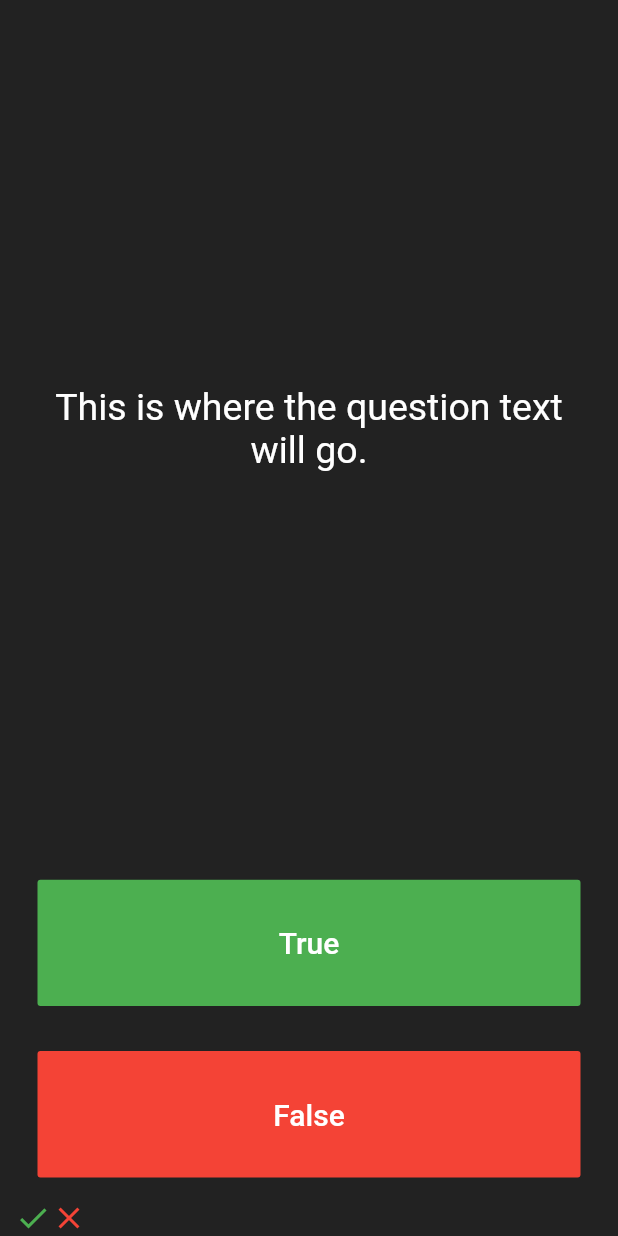
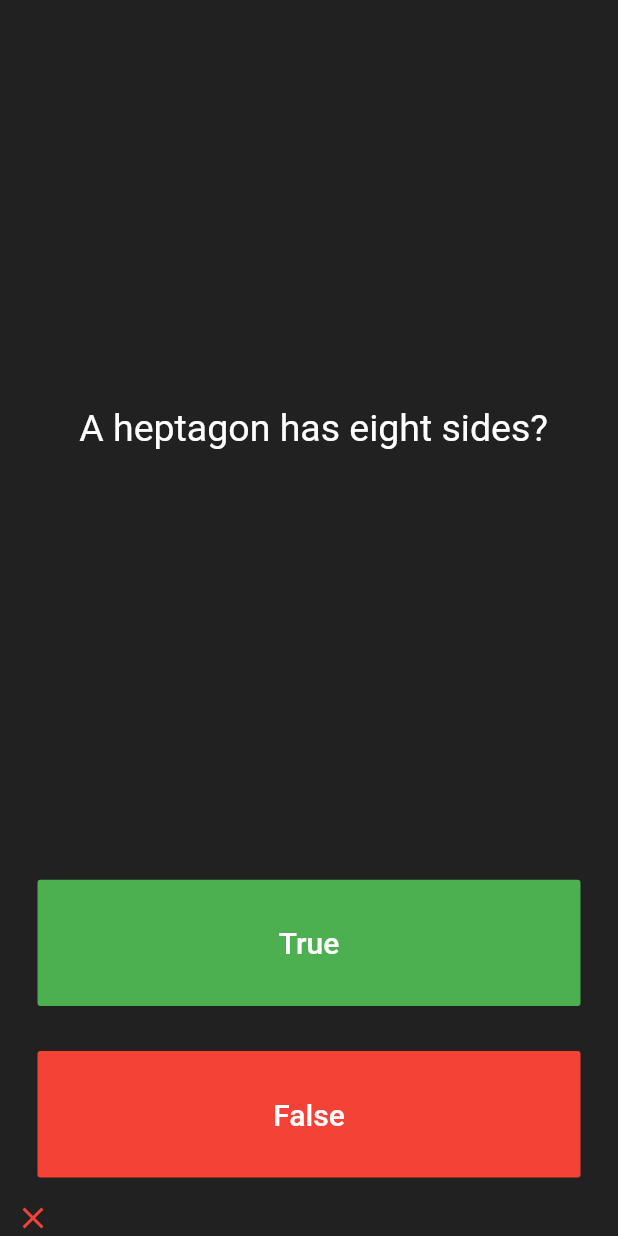
Before and after one commit to mehmetalidemir/quizApp, a Flutter app: the screen it shows after launch, after a tap on "True", on a phone screen of 412 x 824 dp. Run offline on Flutter 3.47's test engine with Material 2 defaults, Android fonts, the phone set to English and light mode, and no system bars; our stand-ins replace rflutter_alert.

Commit message:
added questions

```diff
--- a/lib/main.dart
+++ b/lib/main.dart
@@ -1,17 +1,18 @@
 import 'package:flutter/material.dart';
+import 'package:rflutter_alert/rflutter_alert.dart';
 
-void main() {
-  runApp(MyApp());
-}
+import 'quiz_brain.dart';
+
+QuizBrain quizBrain = QuizBrain();
+
+void main() => runApp(MyApp());
 
 class MyApp extends StatelessWidget {
-  // This widget is the root of your application.
   @override
   Widget build(BuildContext context) {
     return MaterialApp(
-      debugShowCheckedModeBanner: false,
       home: Scaffold(
-        backgroundColor: Colors.black87,
+        backgroundColor: Colors.grey.shade900,
         body: SafeArea(
           child: Padding(
             padding: EdgeInsets.symmetric(horizontal: 10.0),
@@ -29,19 +30,52 @@ class QuizPage extends StatefulWidget {
 }
 
 class _QuizPageState extends State<QuizPage> {
+  List<Icon> scoreKeeper = [];
+
+  void checkAnswer(bool userPickedAnswer) {
+    bool correctAnswer = quizBrain.getCorrectAnswer();
+
+    setState(() {
+      if (quizBrain.isFinished() == true) {
+        Alert(
+          context: context,
+          title: 'Finished!',
+          desc: 'You\'ve reached the end of the quiz.',
+        ).show();
+
+        quizBrain.reset();
+
+        scoreKeeper = [];
+      } else {
+        if (userPickedAnswer == correctAnswer) {
+          scoreKeeper.add(Icon(
+            Icons.check,
+            color: Colors.green,
+          ));
+        } else {
+          scoreKeeper.add(Icon(
+            Icons.close,
+            color: Colors.red,
+          ));
+        }
+        quizBrain.nextQuestion();
+      }
+    });
+  }
+
   @override
   Widget build(BuildContext context) {
     return Column(
       mainAxisAlignment: MainAxisAlignment.spaceBetween,
       crossAxisAlignment: CrossAxisAlignment.stretch,
-      children: [
+      children: <Widget>[
         Expanded(
           flex: 5,
           child: Padding(
             padding: EdgeInsets.all(10.0),
             child: Center(
               child: Text(
-                'This is where the question text will go.',
+                quizBrain.getQuestionText(),
                 textAlign: TextAlign.center,
                 style: TextStyle(
                   fontSize: 25.0,
@@ -66,6 +100,7 @@ class _QuizPageState extends State<QuizPage> {
               ),
               onPressed: () {
                 //The user picked true.
+                checkAnswer(true);
               },
             ),
           ),
@@ -84,21 +119,13 @@ class _QuizPageState extends State<QuizPage> {
               ),
               onPressed: () {
                 //The user picked false.
+                checkAnswer(false);
               },
             ),
           ),
         ),
         Row(
-          children: [
-            Icon(
-              Icons.check_outlined,
-              color: Colors.green,
-            ),
-            Icon(
-              Icons.close_outlined,
-              color: Colors.red,
-            ),
-          ],
+          children: scoreKeeper,
         )
       ],
     );
--- /dev/null
+++ b/lib/question.dart
@@ -0,0 +1,9 @@
+class Question {
+  String questionText;
+  bool questionAnswer;
+
+  Question(String q, bool a) {
+    questionText = q;
+    questionAnswer = a;
+  }
+}
--- /dev/null
+++ b/lib/quiz_brain.dart
@@ -0,0 +1,62 @@
+import 'question.dart';
+
+class QuizBrain {
+  int _questionNumber = 0;
+
+  List<Question> _questionBank = [
+    Question('The Penny Black is an old-fashioned coin', false),
+    Question(' A heptagon has eight sides?', false),
+    Question('The star sign Capricorn is represented by a goat?', true),
+    Question('A slug\'s blood is green.', true),
+    Question('Fish cannot blink?', true),
+    Question(
+        'Nepal is the only country in the world which does not have a rectangular flag?',
+        true),
+    Question(
+        'No piece of square dry paper can be folded in half more than 7 times.',
+        false),
+    Question(
+        'In London, UK, if you happen to die in the House of Parliament, you are technically entitled to a state funeral, because the building is considered too sacred a place.',
+        true),
+    Question(
+        'the knight is the only piece in chess which can only move diagonally?',
+        false),
+    Question(
+        'The total surface area of two human lungs is approximately 70 square metres.',
+        true),
+    Question('Google was originally called \"Backrub\".', true),
+    Question(
+        'Chocolate affects a dog\'s heart and nervous system; a few ounces are enough to kill a small dog.',
+        true),
+    Question(
+        'In West Virginia, USA, if you accidentally hit an animal with your car, you are free to take it home to eat.',
+        true),
+  ];
+
+  void nextQuestion() {
+    if (_questionNumber < _questionBank.length - 1) {
+      _questionNumber++;
+    }
+  }
+
+  String getQuestionText() {
+    return _questionBank[_questionNumber].questionText;
+  }
+
+  bool getCorrectAnswer() {
+    return _questionBank[_questionNumber].questionAnswer;
+  }
+
+  bool isFinished() {
+    if (_questionNumber >= _questionBank.length - 1) {
+      print('Now returning true');
+      return true;
+    } else {
+      return false;
+    }
+  }
+
+  void reset() {
+    _questionNumber = 0;
+  }
+}
--- a/pubspec.yaml
+++ b/pubspec.yaml
@@ -28,6 +28,7 @@ dependencies:
   # The following adds the Cupertino Icons font to your application.
   # Use with the CupertinoIcons class for iOS style icons.
   cupertino_icons: ^1.0.2
+  rflutter_alert: ^2.0.4
 
 dev_dependencies:
   flutter_test:
```
Also changed, not shown: pubspec.lock.
